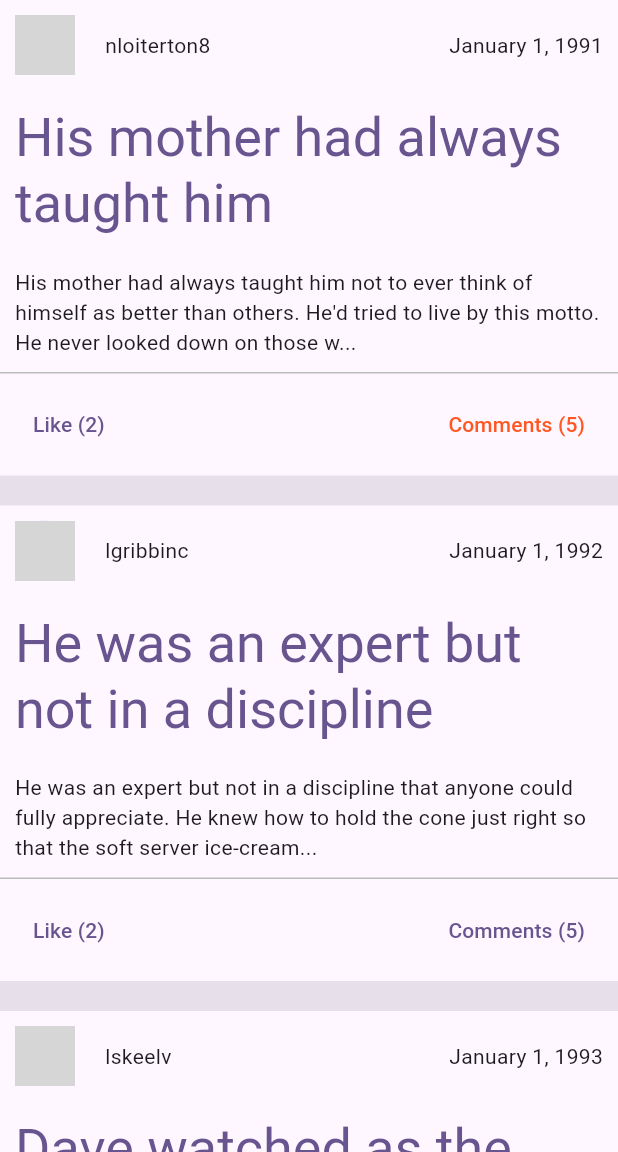
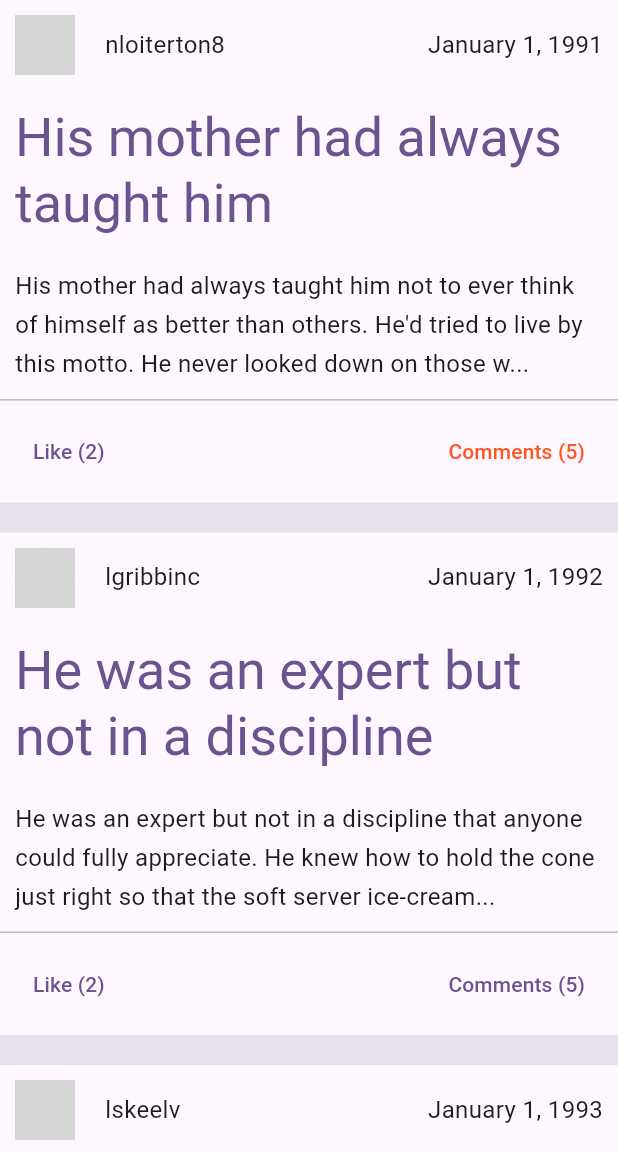
Before and after one commit to ButlerFuqua/flutter_post_feed, a Flutter app: the screen it shows after launch, on a phone screen of 412 x 824 dp, the part 84-1236 px from its top. Run offline on Flutter 3.47's test engine with Material 2 defaults, Android fonts, the phone set to English and light mode, and no system bars; network calls fail; grey boxes are pictures that could not be loaded.

Commit message:
Update theme and scroll when commenting

```diff
--- a/lib/clients/post_client.dart
+++ b/lib/clients/post_client.dart
@@ -93,10 +93,9 @@ class PostClient {
       return posts;
     }
     return posts
-        .where((post) => post.title.toLowerCase().contains(criteria)
-            // TODO uncomment this to search description as well
-            // post.body.toLowerCase().contains(criteria)
-            )
+        .where((post) =>
+            post.title.toLowerCase().contains(criteria) ||
+            post.body.toLowerCase().contains(criteria))
         .toList();
   }
 
--- a/lib/main.dart
+++ b/lib/main.dart
@@ -27,12 +27,14 @@ class MyApp extends StatelessWidget {
       theme: ThemeData(
         colorScheme: ColorScheme.fromSeed(seedColor: Colors.deepPurple),
         useMaterial3: true,
+        textTheme: const TextTheme(
+          bodyMedium: TextStyle(
+            fontSize: 16,
+            height: 1.6,
+          ),
+        ),
       ),
       home: const PostFeed(),
-      // initialRoute: PostFeed.routeName,
-      // routes: <String, WidgetBuilder>{
-      //   PostFeed.routeName: (_) => const PostFeed()
-      // },
     );
   }
 }
--- a/lib/widgets/posts/post_thumbnail.dart
+++ b/lib/widgets/posts/post_thumbnail.dart
@@ -36,6 +36,8 @@ class _PostThumbnailState extends State<PostThumbnail> {
     var postBody = widget.post.body;
     const double paddingSize = 10;
 
+    var theme = Theme.of(context);
+
     return Container(
       color: Theme.of(context).colorScheme.surface,
       width: double.infinity,
@@ -73,7 +75,10 @@ class _PostThumbnailState extends State<PostThumbnail> {
                 bottom: BorderSide(width: 1, color: Colors.grey.shade400),
               ),
             ),
-            child: Text(getPostDescription(postBody)),
+            child: Text(
+              getPostDescription(postBody),
+              // style: TextStyle(fontSize: theme.textTheme.bodyLarge!.fontSize),
+            ),
           ),
           Container(
             width: double.infinity,
```
Also changed, not shown: lib/screens/post_read.dart (+25 -3 lines), lib/widgets/comments/comment_list.dart (+6 -3 lines), lib/widgets/comments/post_comment_field.dart (+14 -2 lines).
